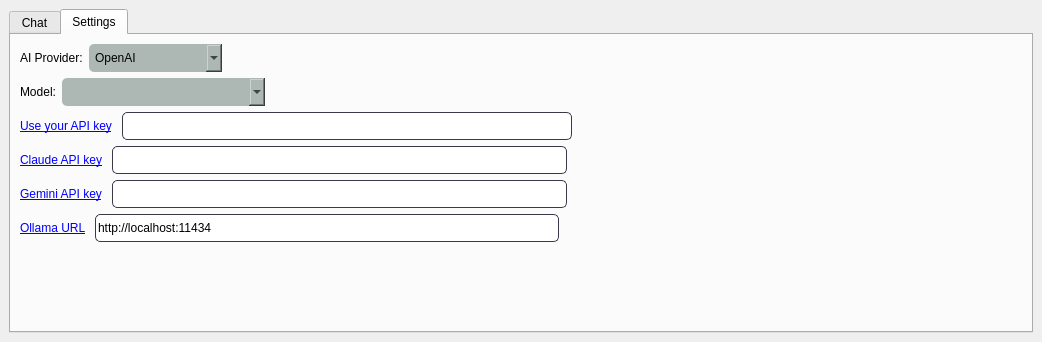
This is geogenie_dialog_base.ui in TRON-151/GeoAgent as Qt 5 draws it before an edit. The edited form follows.
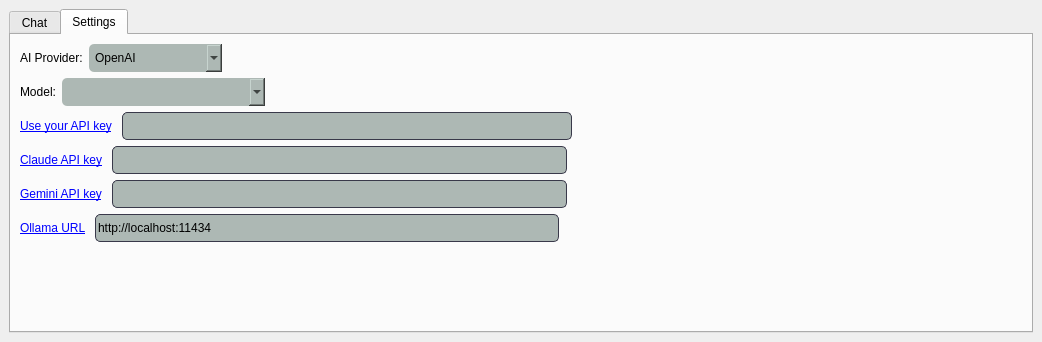
This is the edited form. The open tabs and pages were chosen to show the change. Custom widgets are drawn as their Qt base class.

Diff of the .ui file:
```diff
--- a/geogenie_dialog_base.ui
+++ b/geogenie_dialog_base.ui
@@ -319,6 +319,7 @@
                <string notr="true">QLineEdit{
 	border-radius: 5px;
 	border: 1px solid #39394a;
+	background-color: #adb8b4;
 }</string>
               </property>
              </widget>
@@ -368,6 +369,7 @@
                <string notr="true">QLineEdit{
 	border-radius: 5px;
 	border: 1px solid #39394a;
+	background-color: #adb8b4;
 }</string>
               </property>
              </widget>
@@ -417,6 +419,7 @@
                <string notr="true">QLineEdit{
 	border-radius: 5px;
 	border: 1px solid #39394a;
+	background-color: #adb8b4;
 }</string>
               </property>
              </widget>
@@ -466,6 +469,7 @@
                <string notr="true">QLineEdit{
 	border-radius: 5px;
 	border: 1px solid #39394a;
+	background-color: #adb8b4;
 }</string>
               </property>
               <property name="text">
```
Left out of the diff: 2 changed lines with no effect on the pictures.
